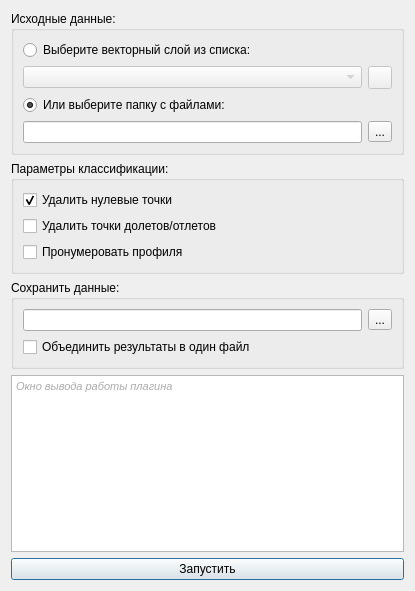
The window that bpla_plugin_flights_dialog_base.ui (vedmitt/Argest) describes before a commit, drawn with Qt 5.
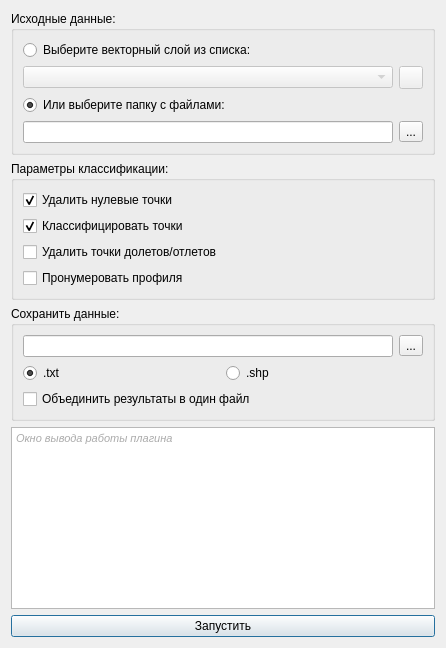
The same window after the commit. Icons and pictures are not drawn.

The edit to the form file:
```diff
--- a/bpla_plugin_flights_dialog_base.ui
+++ b/bpla_plugin_flights_dialog_base.ui
@@ -6,8 +6,8 @@
    <rect>
     <x>0</x>
     <y>0</y>
-    <width>415</width>
-    <height>591</height>
+    <width>446</width>
+    <height>648</height>
    </rect>
   </property>
   <property name="windowTitle">
@@ -98,6 +98,16 @@
         </property>
        </widget>
       </item>
+      <item>
+       <widget class="QCheckBox" name="checkBox_class">
+        <property name="text">
+         <string>Классифицировать точки</string>
+        </property>
+        <property name="checked">
+         <bool>true</bool>
+        </property>
+       </widget>
+      </item>
       <item>
        <widget class="QCheckBox" name="checkBox_delete">
         <property name="text">
@@ -135,6 +145,27 @@
         </item>
        </layout>
       </item>
+      <item>
+       <layout class="QHBoxLayout" name="horizontalLayout_4">
+        <item>
+         <widget class="QRadioButton" name="radioButton_txt">
+          <property name="text">
+           <string>.txt</string>
+          </property>
+          <property name="checked">
+           <bool>true</bool>
+          </property>
+         </widget>
+        </item>
+        <item>
+         <widget class="QRadioButton" name="radioButton_shp">
+          <property name="text">
+           <string>.shp</string>
+          </property>
+         </widget>
+        </item>
+       </layout>
+      </item>
       <item>
        <widget class="QCheckBox" name="checkBox_join_files">
         <property name="text">
```
